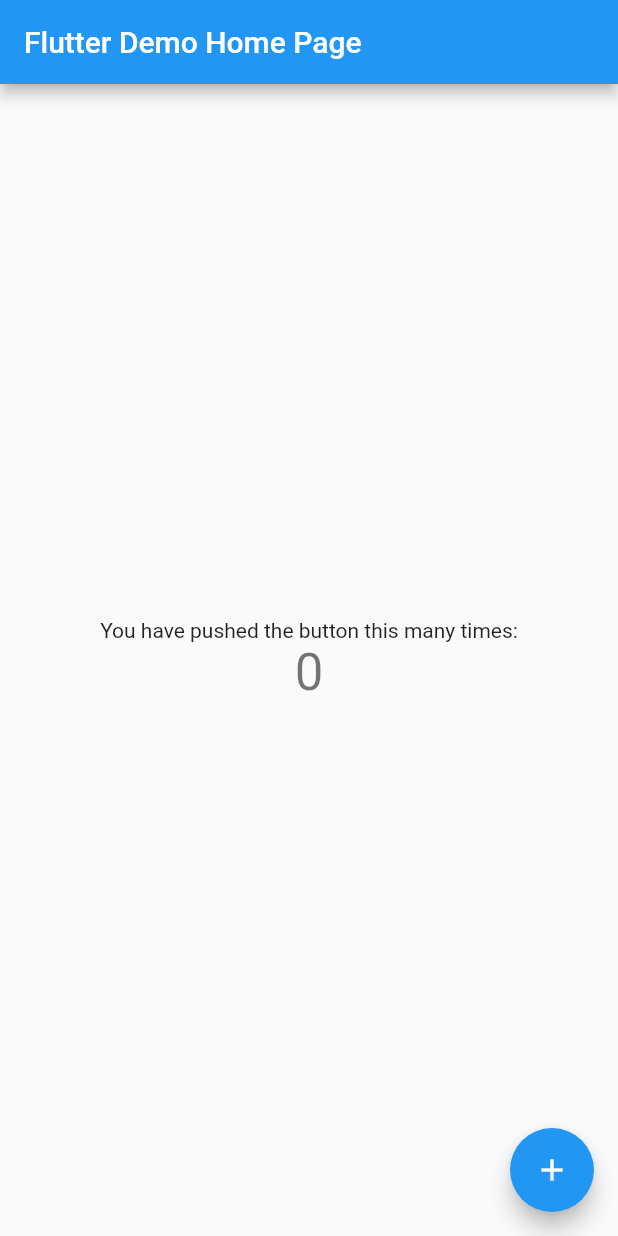
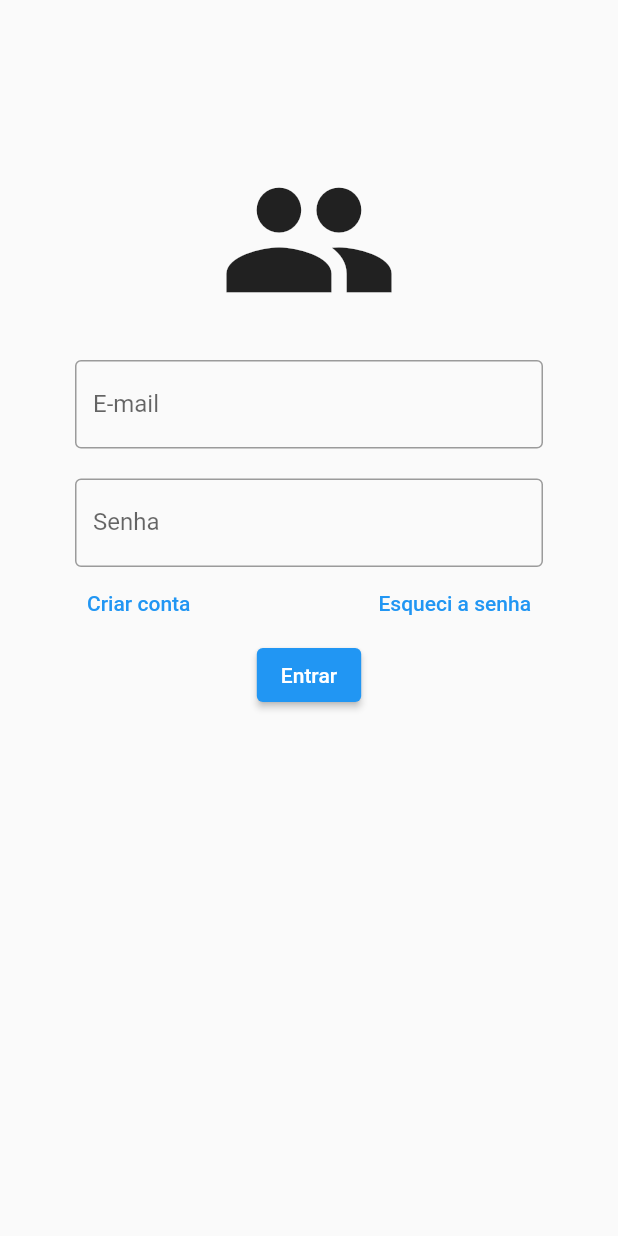
Before and after one commit to JeanTL190/Sistema_login, a Flutter app: the screen it shows after launch, on a phone screen of 412 x 824 dp. Run offline on Flutter 3.47's test engine with Material 2 defaults, Android fonts, the phone set to English and light mode, and no system bars.

Commit message:
Tela Login

```diff
--- a/login/lib/main.dart
+++ b/login/lib/main.dart
@@ -1,113 +1,18 @@
 import 'package:flutter/material.dart';
+import 'package:login/screens/login_screen.dart';
 
 void main() {
-  runApp(MyApp());
+  runApp(MaterialApp(
+    home: MyApp(),
+  ));
 }
 
 class MyApp extends StatelessWidget {
   // This widget is the root of your application.
   @override
   Widget build(BuildContext context) {
-    return MaterialApp(
-      title: 'Flutter Demo',
-      theme: ThemeData(
-        // This is the theme of your application.
-        //
-        // Try running your application with "flutter run". You'll see the
-        // application has a blue toolbar. Then, without quitting the app, try
-        // changing the primarySwatch below to Colors.green and then invoke
-        // "hot reload" (press "r" in the console where you ran "flutter run",
-        // or simply save your changes to "hot reload" in a Flutter IDE).
-        // Notice that the counter didn't reset back to zero; the application
-        // is not restarted.
-        primarySwatch: Colors.blue,
-      ),
-      home: MyHomePage(title: 'Flutter Demo Home Page'),
+    return Scaffold(
+      body: LoginScreen(),
     );
   }
 }
-
-class MyHomePage extends StatefulWidget {
-  MyHomePage({Key key, this.title}) : super(key: key);
-
-  // This widget is the home page of your application. It is stateful, meaning
-  // that it has a State object (defined below) that contains fields that affect
-  // how it looks.
-
-  // This class is the configuration for the state. It holds the values (in this
-  // case the title) provided by the parent (in this case the App widget) and
-  // used by the build method of the State. Fields in a Widget subclass are
-  // always marked "final".
-
-  final String title;
-
-  @override
-  _MyHomePageState createState() => _MyHomePageState();
-}
-
-class _MyHomePageState extends State<MyHomePage> {
-  int _counter = 0;
-
-  void _incrementCounter() {
-    setState(() {
-      // This call to setState tells the Flutter framework that something has
-      // changed in this State, which causes it to rerun the build method below
-      // so that the display can reflect the updated values. If we changed
-      // _counter without calling setState(), then the build method would not be
-      // called again, and so nothing would appear to happen.
-      _counter++;
-    });
-  }
-
-  @override
-  Widget build(BuildContext context) {
-    // This method is rerun every time setState is called, for instance as done
-    // by the _incrementCounter method above.
-    //
-    // The Flutter framework has been optimized to make rerunning build methods
-    // fast, so that you can just rebuild anything that needs updating rather
-    // than having to individually change instances of widgets.
-    return Scaffold(
-      appBar: AppBar(
-        // Here we take the value from the MyHomePage object that was created by
-        // the App.build method, and use it to set our appbar title.
-        title: Text(widget.title),
-      ),
-      body: Center(
-        // Center is a layout widget. It takes a single child and positions it
-        // in the middle of the parent.
-        child: Column(
-          // Column is also a layout widget. It takes a list of children and
-          // arranges them vertically. By default, it sizes itself to fit its
-          // children horizontally, and tries to be as tall as its parent.
-          //
-          // Invoke "debug painting" (press "p" in the console, choose the
-          // "Toggle Debug Paint" action from the Flutter Inspector in Android
-          // Studio, or the "Toggle Debug Paint" command in Visual Studio Code)
-          // to see the wireframe for each widget.
-          //
-          // Column has various properties to control how it sizes itself and
-          // how it positions its children. Here we use mainAxisAlignment to
-          // center the children vertically; the main axis here is the vertical
-          // axis because Columns are vertical (the cross axis would be
-          // horizontal).
-          mainAxisAlignment: MainAxisAlignment.center,
-          children: <Widget>[
-            Text(
-              'You have pushed the button this many times:',
-            ),
-            Text(
-              '$_counter',
-              style: Theme.of(context).textTheme.headline4,
-            ),
-          ],
-        ),
-      ),
-      floatingActionButton: FloatingActionButton(
-        onPressed: _incrementCounter,
-        tooltip: 'Increment',
-        child: Icon(Icons.add),
-      ), // This trailing comma makes auto-formatting nicer for build methods.
-    );
-  }
-}
--- /dev/null
+++ b/login/lib/screens/login_screen.dart
@@ -0,0 +1,66 @@
+import 'package:flutter/material.dart';
+
+//Tela de Login padrão com informações para o Usuário colocar E-mail e Senha
+class LoginScreen extends StatelessWidget {
+  @override
+  Widget build(BuildContext context) {
+    final double h_padding = 10.0, v_padding = 10.0;
+    return Container(
+      padding: EdgeInsets.fromLTRB(
+          h_padding * 5, v_padding * 10, h_padding * 5, 0.0),
+      child: Form(
+        child: SingleChildScrollView(
+          child: Column(
+            crossAxisAlignment: CrossAxisAlignment.center,
+            children: [
+              Icon(
+                Icons.people,
+                size: 120.0,
+              ),
+              SizedBox(
+                height: v_padding * 2,
+              ),
+              //Campos de E-mail e Senha
+              TextFormField(
+                decoration: InputDecoration(
+                    border: OutlineInputBorder(), labelText: "E-mail"),
+                keyboardType: TextInputType.emailAddress,
+                onFieldSubmitted: (text) {},
+              ),
+              SizedBox(
+                height: v_padding * 2,
+              ),
+              TextFormField(
+                decoration: InputDecoration(
+                    border: OutlineInputBorder(), labelText: "Senha"),
+                obscureText: true,
+                onFieldSubmitted: (text) {},
+              ),
+              //Botões "Esqueci a senha" e "criar conta"
+              Row(
+                mainAxisAlignment: MainAxisAlignment.spaceBetween,
+                children: [
+                  TextButton(
+                    onPressed: () {},
+                    child: Text("Criar conta"),
+                  ),
+                  TextButton(
+                    onPressed: () {},
+                    child: Text("Esqueci a senha"),
+                  )
+                ],
+              ),
+              //Botão de Login
+
+              ElevatedButton(
+                onPressed: () {},
+                child: Text("Entrar"),
+                style: ButtonStyle(),
+              ),
+            ],
+          ),
+        ),
+      ),
+    );
+  }
+}
--- /dev/null
+++ b/login/lib/screens/sign_up_screen.dart
@@ -0,0 +1,8 @@
+import 'package:flutter/material.dart';
+
+class SignUpScreen extends StatelessWidget {
+  @override
+  Widget build(BuildContext context) {
+    return Container();
+  }
+}
```
